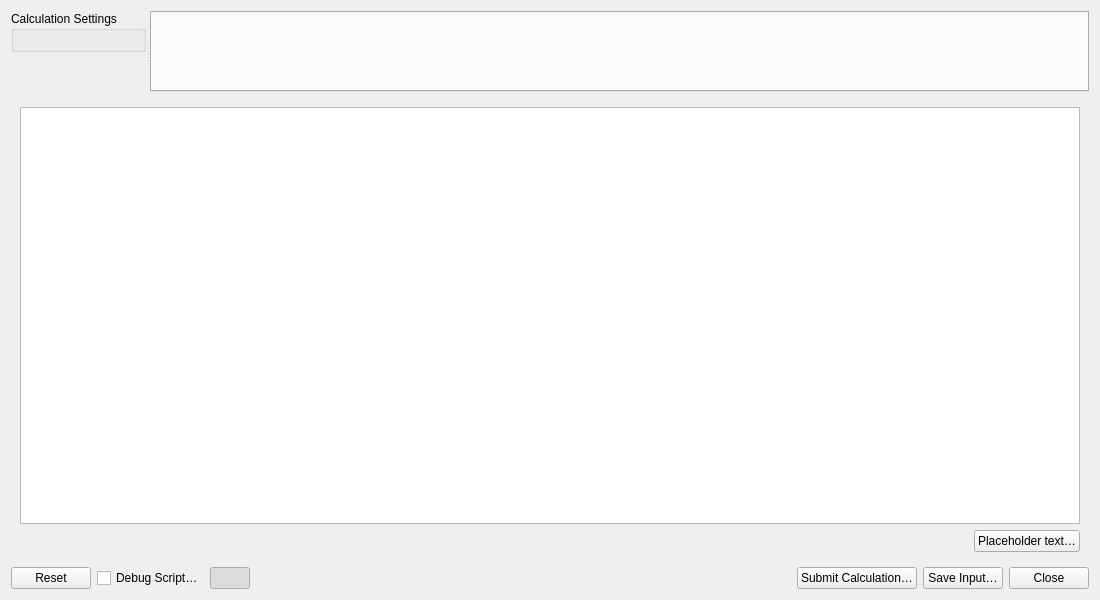
Above: avogadro/molequeue/inputgeneratorwidget.ui from OpenChemistry/avogadrolibs before the change. Below: the same form after it.
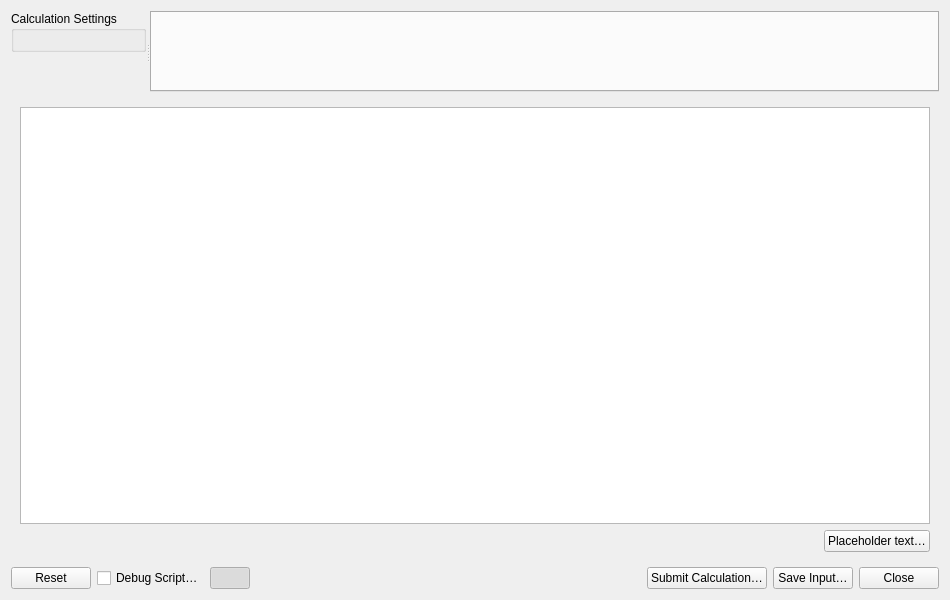
That is the form after the change.

Patch:
```diff
--- a/avogadro/molequeue/inputgeneratorwidget.ui
+++ b/avogadro/molequeue/inputgeneratorwidget.ui
@@ -6,7 +6,7 @@
    <rect>
     <x>0</x>
     <y>0</y>
-    <width>1100</width>
+    <width>950</width>
     <height>600</height>
    </rect>
   </property>
```
